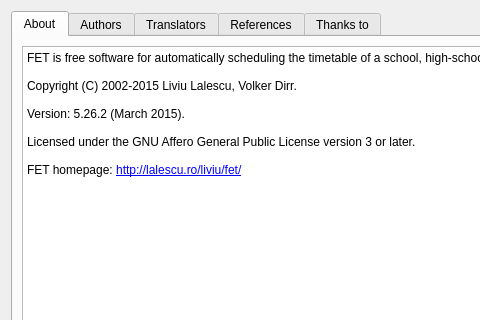
karandit/fet, file src/interface/helpaboutform_template.ui: the form before one commit; both pictures show x 0 to 480 and y 0 to 320 of the 690 by 430 pixel window.
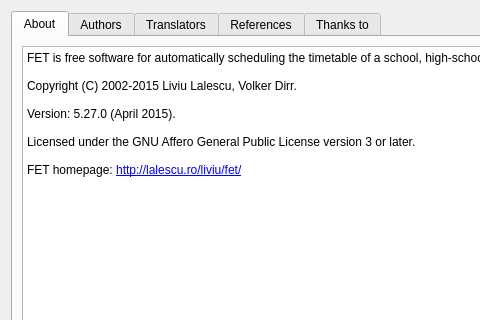
The form after the commit.

What changed in the file:
```diff
--- a/src/interface/helpaboutform_template.ui
+++ b/src/interface/helpaboutform_template.ui
@@ -53,7 +53,7 @@
 &lt;p style=&quot;-qt-paragraph-type:empty; margin-top:0px; margin-bottom:0px; margin-left:0px; margin-right:0px; -qt-block-indent:0; text-indent:0px; font-family:'Sans Serif'; font-size:9pt;&quot;&gt;&lt;br /&gt;&lt;/p&gt;
 &lt;p style=&quot; margin-top:0px; margin-bottom:0px; margin-left:0px; margin-right:0px; -qt-block-indent:0; text-indent:0px;&quot;&gt;&lt;span style=&quot; font-family:'Sans Serif'; font-size:9pt;&quot;&gt;Copyright (C) 2002-2015 Liviu Lalescu, Volker Dirr.&lt;/span&gt;&lt;/p&gt;
 &lt;p style=&quot;-qt-paragraph-type:empty; margin-top:0px; margin-bottom:0px; margin-left:0px; margin-right:0px; -qt-block-indent:0; text-indent:0px; font-family:'Sans Serif'; font-size:9pt;&quot;&gt;&lt;br /&gt;&lt;/p&gt;
-&lt;p style=&quot; margin-top:0px; margin-bottom:0px; margin-left:0px; margin-right:0px; -qt-block-indent:0; text-indent:0px;&quot;&gt;&lt;span style=&quot; font-family:'Sans Serif'; font-size:9pt;&quot;&gt;Version: 5.26.2 (March 2015).&lt;/span&gt;&lt;/p&gt;
+&lt;p style=&quot; margin-top:0px; margin-bottom:0px; margin-left:0px; margin-right:0px; -qt-block-indent:0; text-indent:0px;&quot;&gt;&lt;span style=&quot; font-family:'Sans Serif'; font-size:9pt;&quot;&gt;Version: 5.27.0 (April 2015).&lt;/span&gt;&lt;/p&gt;
 &lt;p style=&quot;-qt-paragraph-type:empty; margin-top:0px; margin-bottom:0px; margin-left:0px; margin-right:0px; -qt-block-indent:0; text-indent:0px; font-family:'Sans Serif'; font-size:9pt;&quot;&gt;&lt;br /&gt;&lt;/p&gt;
 &lt;p style=&quot; margin-top:0px; margin-bottom:0px; margin-left:0px; margin-right:0px; -qt-block-indent:0; text-indent:0px;&quot;&gt;&lt;span style=&quot; font-family:'Sans Serif'; font-size:9pt;&quot;&gt;Licensed under the GNU Affero General Public License version 3 or later.&lt;/span&gt;&lt;/p&gt;
 &lt;p style=&quot;-qt-paragraph-type:empty; margin-top:0px; margin-bottom:0px; margin-left:0px; margin-right:0px; -qt-block-indent:0; text-indent:0px; font-family:'Sans Serif'; font-size:9pt;&quot;&gt;&lt;br /&gt;&lt;/p&gt;
```
